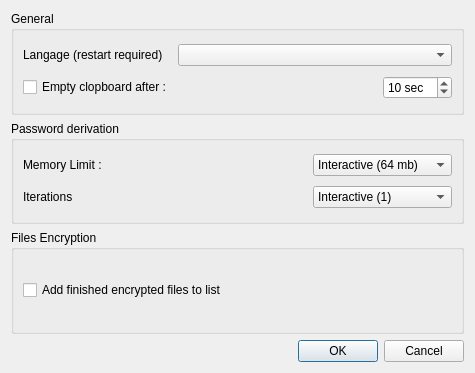
Qt form arsenic_gui/configDialog.ui (Antidote1911/arsenic) before a commit.
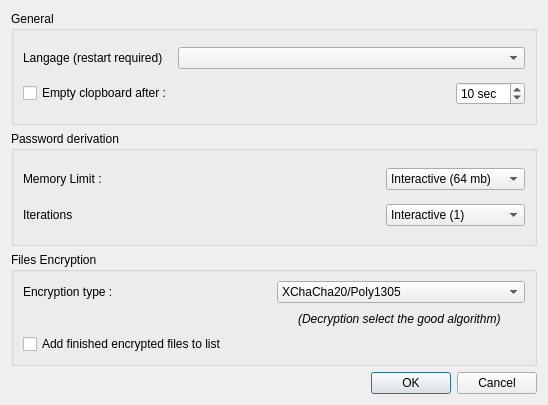
The same form after that commit.

Commit message: prepare user can choose algo

```diff
--- a/arsenic_gui/configDialog.ui
+++ b/arsenic_gui/configDialog.ui
@@ -6,8 +6,8 @@
    <rect>
     <x>0</x>
     <y>0</y>
-    <width>475</width>
-    <height>373</height>
+    <width>548</width>
+    <height>405</height>
    </rect>
   </property>
   <property name="windowTitle">
@@ -155,13 +155,82 @@
       <string>Files Encryption</string>
      </property>
      <layout class="QGridLayout" name="gridLayout_3">
-      <item row="0" column="0">
+      <item row="3" column="0">
        <widget class="QCheckBox" name="checkAddEncrypted">
         <property name="text">
          <string>Add finished encrypted files to list</string>
         </property>
        </widget>
       </item>
+      <item row="0" column="0">
+       <widget class="QLabel" name="label_4">
+        <property name="text">
+         <string>Encryption type : </string>
+        </property>
+       </widget>
+      </item>
+      <item row="0" column="1">
+       <widget class="QComboBox" name="comboAlgo">
+        <item>
+         <property name="text">
+          <string>XChaCha20/Poly1305</string>
+         </property>
+        </item>
+        <item>
+         <property name="text">
+          <string>Serpent/GCM</string>
+         </property>
+        </item>
+        <item>
+         <property name="text">
+          <string>Serpent/SIV</string>
+         </property>
+        </item>
+        <item>
+         <property name="text">
+          <string>Serpent/EAX</string>
+         </property>
+        </item>
+        <item>
+         <property name="text">
+          <string>AES-256/GCM</string>
+         </property>
+        </item>
+        <item>
+         <property name="text">
+          <string>AES-256/SIV</string>
+         </property>
+        </item>
+        <item>
+         <property name="text">
+          <string>AES-256/EAX</string>
+         </property>
+        </item>
+        <item>
+         <property name="text">
+          <string>Triple Encryption</string>
+         </property>
+        </item>
+       </widget>
+      </item>
+      <item row="1" column="1">
+       <widget class="QLabel" name="label_5">
+        <property name="font">
+         <font>
+          <italic>true</italic>
+          <bold>false</bold>
+          <underline>false</underline>
+          <kerning>false</kerning>
+         </font>
+        </property>
+        <property name="text">
+         <string>(Decryption select the good algorithm) </string>
+        </property>
+        <property name="alignment">
+         <set>Qt::AlignCenter</set>
+        </property>
+       </widget>
+      </item>
      </layout>
     </widget>
    </item>
```
The commit also changes 18 other files.
